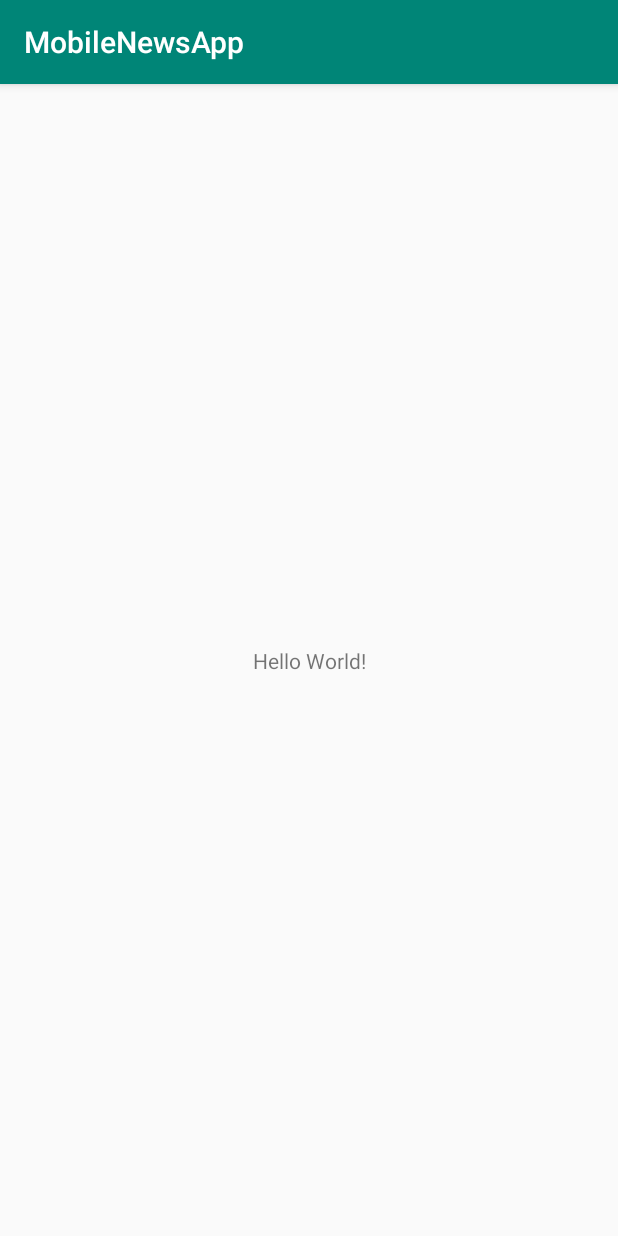
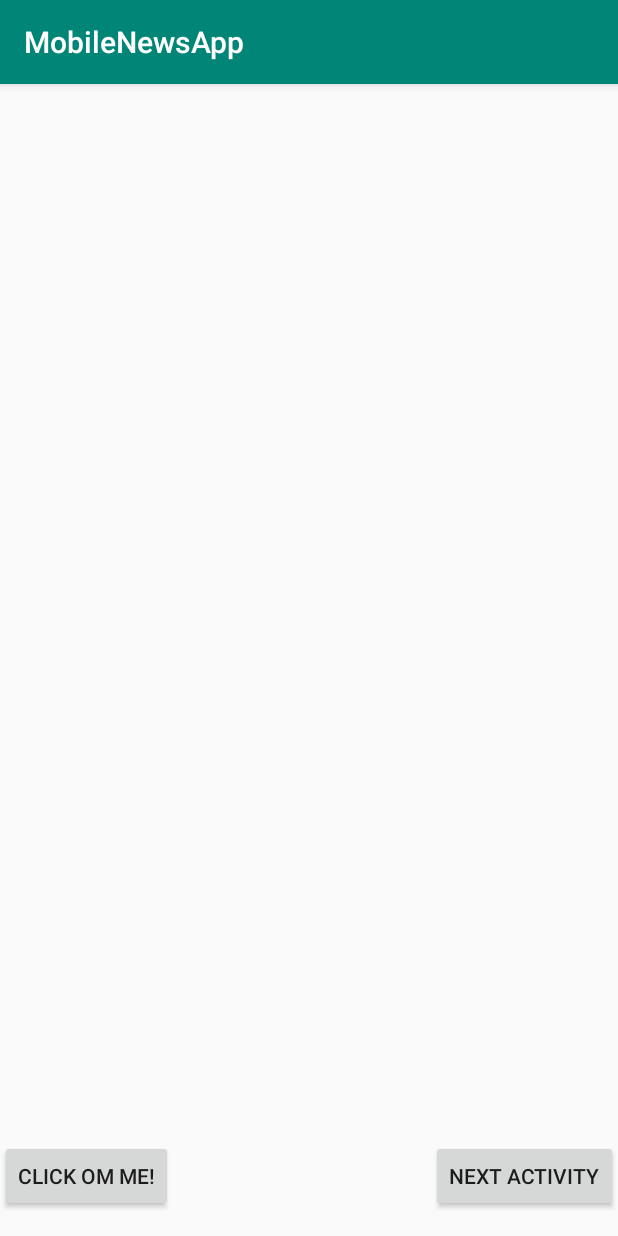
Before and after one commit to NovykovaNatalia/MobileNewsApp, an Android app: the screen it shows after launch (MainActivity), on a phone screen of 412 x 824 dp. Run offline under Robolectric (Android 15) with nearby library versions, the phone set to English and light mode, and no system bars.

Commit message:
Fill Main Activity. This activity display information from website; Add Second Activity and fill.This activity display information from NewsApi website; Add two interfaces for Retrofit Client. Add two pojo object: Source, Article, News, Post, WebSite. Add NetworkService which create Retrofit client based on our intefaces.

```diff
--- a/app/src/main/AndroidManifest.xml
+++ b/app/src/main/AndroidManifest.xml
@@ -1,6 +1,8 @@
 <?xml version="1.0" encoding="utf-8"?>
 <manifest xmlns:android="http://schemas.android.com/apk/res/android"
     package="com.natlight.mobilenewsapp">
+
+    <uses-permission android:name="android.permission.INTERNET" />
 
     <application
         android:allowBackup="true"
@@ -16,6 +18,10 @@
                 <category android:name="android.intent.category.LAUNCHER" />
             </intent-filter>
         </activity>
+        <activity
+            android:name=".SecondActivity"
+            android:label="@string/title_activity_second"
+            android:theme="@style/AppTheme.NoActionBar"></activity>
     </application>
 
 </manifest>
--- a/app/src/main/java/com/natlight/mobilenewsapp/MainActivity.java
+++ b/app/src/main/java/com/natlight/mobilenewsapp/MainActivity.java
@@ -1,13 +1,84 @@
 package com.natlight.mobilenewsapp;
 
+import android.content.Intent;
+import android.support.annotation.NonNull;
+import android.support.v4.widget.SwipeRefreshLayout;
 import android.support.v7.app.AppCompatActivity;
 import android.os.Bundle;
+import android.support.v7.widget.RecyclerView;
+import android.view.View;
+import android.widget.Button;
+import android.widget.TextView;
+
+import com.natlight.mobilenewsapp.Model.Post;
+import com.natlight.mobilenewsapp.services.NetworkService;
+
+import org.w3c.dom.Text;
+
+import retrofit2.Call;
+import retrofit2.Callback;
+import retrofit2.Response;
 
 public class MainActivity extends AppCompatActivity {
+    private TextView userId;
+    private TextView id;
+    private TextView title;
+    private TextView body;
+    private Button button;
+    private Button nxtAct;
+    RecyclerView listWebSite;
+    RecyclerView layoutMeneger;
+    SwipeRefreshLayout refreshLayout;
+    public  static final String API_KEY="017ac0ad7b2c4367ba9e0a08343d8e9b";
+
 
     @Override
     protected void onCreate(Bundle savedInstanceState) {
         super.onCreate(savedInstanceState);
         setContentView(R.layout.activity_main);
+
+        userId = findViewById(R.id.userId);
+        id = findViewById(R.id.id);
+        title = findViewById(R.id.title);
+        body = findViewById(R.id.body);
+        button = findViewById(R.id.button);
+        nxtAct = findViewById(R.id.nextActivity);
+
+        Intent intent = new Intent(this, SecondActivity.class);
+        nxtAct.setOnClickListener(new View.OnClickListener() {
+            @Override
+            public void onClick(View view) {
+
+                startActivity(intent);
+            }
+        });
+
+
+        button.setOnClickListener(new View.OnClickListener() {
+            @Override
+            public void onClick(View view) {
+                NetworkService.getInstance()        //Return Reference on NetworkService obj.
+                        .getJSONApi()               //Return JSonPlaceHolderAPI from metworkService obj;
+                        .getPostWithID(1)           //Call method from JSONPlaceHolderAPI it return ass CAll<Post> wrapper obj; obj,enque
+                        .enqueue(new Callback<Post>() {     //ADD anonymus class from Callback interface, which will process responce.
+                            @Override
+                            public void onResponse(@NonNull Call<Post> call, @NonNull Response<Post> response) {
+                                Post post = response.body();
+                                assert post != null;
+                                id.append("Id: " + post.getId() + "\n");
+                                userId.append("UserId: " + post.getUserId() + "\n");
+                                title.append("Title: " + post.getTitle() + "\n");
+                                body.append("Body: " + post.getBody() + "\n");
+                            }
+
+                            @Override
+                            public void onFailure(@NonNull Call<Post> call, @NonNull Throwable t) {
+                                id.append("Error occured while getting request!");
+                                t.printStackTrace();
+                            }
+                        });
+            }
+        });
+
     }
 }
--- a/app/src/main/res/layout/activity_main.xml
+++ b/app/src/main/res/layout/activity_main.xml
@@ -1,5 +1,5 @@
 <?xml version="1.0" encoding="utf-8"?>
-<android.support.constraint.ConstraintLayout xmlns:android="http://schemas.android.com/apk/res/android"
+<RelativeLayout xmlns:android="http://schemas.android.com/apk/res/android"
     xmlns:app="http://schemas.android.com/apk/res-auto"
     xmlns:tools="http://schemas.android.com/tools"
     android:layout_width="match_parent"
@@ -7,12 +7,52 @@
     tools:context=".MainActivity">
 
     <TextView
+        android:id="@+id/id"
+        android:layout_width="match_parent"
+        android:layout_height="wrap_content"
+        android:layout_marginTop="20dp" />
+
+    <TextView
+        android:id="@+id/userId"
+        android:layout_width="match_parent"
+        android:layout_height="wrap_content"
+        android:layout_marginTop="20dp"
+        android:layout_below="@+id/id"
+        tools:ignore="UnknownId" />
+    <TextView
+        android:id="@+id/title"
+        android:layout_width="match_parent"
+        android:layout_height="wrap_content"
+        android:layout_marginTop="20dp"
+        android:layout_below="@id/userId"/>
+
+    <TextView
+        android:id="@+id/body"
+        android:layout_width="match_parent"
+        android:layout_height="wrap_content"
+        android:layout_marginTop="20dp"
+        android:layout_below="@+id/title" />
+
+    <Button
+        android:id="@+id/button"
         android:layout_width="wrap_content"
         android:layout_height="wrap_content"
-        android:text="Hello World!"
+        android:layout_alignParentBottom="true"
+        android:layout_marginEnd="119dp"
+        android:layout_marginRight="119dp"
+        android:layout_marginBottom="16dp"
+        android:text="@string/CLICK_ON_ME"
         app:layout_constraintBottom_toBottomOf="parent"
-        app:layout_constraintLeft_toLeftOf="parent"
-        app:layout_constraintRight_toRightOf="parent"
-        app:layout_constraintTop_toTopOf="parent" />
+        app:layout_constraintEnd_toEndOf="parent"
+        tools:ignore="MissingConstraints" />
 
-</android.support.constraint.ConstraintLayout>
+    <Button
+        android:id="@+id/nextActivity"
+        android:layout_width="wrap_content"
+        android:layout_height="wrap_content"
+        android:layout_alignTop="@+id/button"
+        android:text="@string/NEXT_ACTIVITY"
+        android:layout_alignParentRight="true"/>
+
+
+</RelativeLayout>
--- /dev/null
+++ b/app/src/main/res/values/dimens.xml
@@ -0,0 +1,3 @@
+<resources>
+    <dimen name="fab_margin">16dp</dimen>
+</resources>
--- a/app/src/main/res/values/strings.xml
+++ b/app/src/main/res/values/strings.xml
@@ -1,3 +1,11 @@
 <resources>
     <string name="app_name">MobileNewsApp</string>
+    <string name="title_activity_second">SecondActivity</string>
+    <string name="COUNT_ONE">1</string>
+    <string name="COUNT_TWO">2</string>
+    <string name="CLICK_ON_ME">Click om me!</string>
+    <string name="NEXT_ACTIVITY">NEXT ACTIVITY</string>
+    <string name="BACK">Back</string>
+    <string name="CLICK">Click!</string>
+    <string name="NEWS">News</string>
 </resources>
--- a/app/src/main/res/values/styles.xml
+++ b/app/src/main/res/values/styles.xml
@@ -8,4 +8,13 @@
         <item name="colorAccent">@color/colorAccent</item>
     </style>
 
+    <style name="AppTheme.NoActionBar">
+        <item name="windowActionBar">false</item>
+        <item name="windowNoTitle">true</item>
+    </style>
+
+    <style name="AppTheme.AppBarOverlay" parent="ThemeOverlay.AppCompat.Dark.ActionBar" />
+
+    <style name="AppTheme.PopupOverlay" parent="ThemeOverlay.AppCompat.Light" />
+
 </resources>
```
Also changed, not shown: app/build.gradle (+7 -2 lines), app/src/main/java/com/natlight/mobilenewsapp/Model/Article.java (added, +74 -0 lines), app/src/main/java/com/natlight/mobilenewsapp/Model/News.java (added, +51 -0 lines), app/src/main/java/com/natlight/mobilenewsapp/Model/Post.java (added, +51 -0 lines), app/src/main/java/com/natlight/mobilenewsapp/Model/Source.java (added, +84 -0 lines), app/src/main/java/com/natlight/mobilenewsapp/Model/WebSite.java (added, +32 -0 lines), app/src/main/java/com/natlight/mobilenewsapp/SecondActivity.java (added, +84 -0 lines), app/src/main/java/com/natlight/mobilenewsapp/adapter/NewsAdapter.java (+13 -0 lines), app/src/main/java/com/natlight/mobilenewsapp/services/JSONPlaceHolderApi.java (added, +13 -0 lines), app/src/main/java/com/natlight/mobilenewsapp/services/NetworkService.java (added, +37 -0 lines), app/src/main/java/com/natlight/mobilenewsapp/services/NewsApi.java (added, +18 -0 lines), app/src/main/res/layout/activity_second.xml (added, +33 -0 lines), app/src/main/res/layout/content_second.xml (added, +36 -0 lines).
